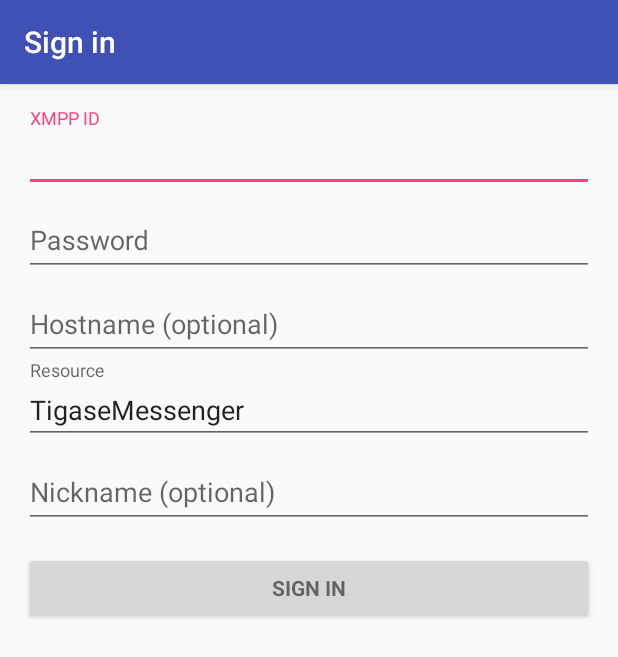
After one commit to tigase/stork, an Android app: the LoginActivity screen opened directly, with no data from a screen before it, on a phone screen of 412 x 824 dp. The commit adds this screen. Shown: the top 657 px of the screen. Run offline under Robolectric (Android 15) with nearby library versions, the phone set to English and light mode, and no system bars.

Commit message:
add: LoginActivity and Authenticator

```diff
--- /dev/null
+++ b/app/src/main/res/layout/activity_login.xml
@@ -0,0 +1,125 @@
+<LinearLayout xmlns:android="http://schemas.android.com/apk/res/android"
+    xmlns:tools="http://schemas.android.com/tools"
+    android:layout_width="match_parent"
+    android:layout_height="match_parent"
+    android:gravity="center_horizontal"
+    android:orientation="vertical"
+    android:paddingBottom="@dimen/activity_vertical_margin"
+    android:paddingLeft="@dimen/activity_horizontal_margin"
+    android:paddingRight="@dimen/activity_horizontal_margin"
+    android:paddingTop="@dimen/activity_vertical_margin"
+    tools:context=".account.LoginActivity">
+
+    <!-- Login progress -->
+    <ProgressBar
+        android:id="@+id/login_progress"
+        style="?android:attr/progressBarStyleLarge"
+        android:layout_width="wrap_content"
+        android:layout_height="wrap_content"
+        android:layout_marginBottom="8dp"
+        android:visibility="gone" />
+
+    <ScrollView
+        android:id="@+id/login_form"
+        android:layout_width="match_parent"
+        android:layout_height="match_parent">
+
+        <LinearLayout
+            android:id="@+id/email_login_form"
+            android:layout_width="match_parent"
+            android:layout_height="wrap_content"
+            android:orientation="vertical">
+
+            <android.support.design.widget.TextInputLayout
+                android:layout_width="match_parent"
+                android:layout_height="wrap_content">
+
+                <EditText
+                    android:id="@+id/xmppid"
+                    android:layout_width="match_parent"
+                    android:layout_height="wrap_content"
+                    android:hint="@string/prompt_jid"
+                    android:inputType="textEmailAddress"
+                    android:maxLines="1"
+                    android:singleLine="true" />
+
+            </android.support.design.widget.TextInputLayout>
+
+            <android.support.design.widget.TextInputLayout
+                android:layout_width="match_parent"
+                android:layout_height="wrap_content">
+
+                <EditText
+                    android:id="@+id/password"
+                    android:layout_width="match_parent"
+                    android:layout_height="wrap_content"
+                    android:hint="@string/prompt_password"
+                    android:imeActionId="@+id/login"
+                    android:imeActionLabel="@string/action_sign_in"
+                    android:imeOptions="actionUnspecified"
+                    android:inputType="textPassword"
+                    android:maxLines="1"
+                    android:singleLine="true" />
+
+            </android.support.design.widget.TextInputLayout>
+
+
+            <android.support.design.widget.TextInputLayout
+                android:layout_width="match_parent"
+                android:layout_height="wrap_content">
+
+                <EditText
+                    android:id="@+id/host"
+                    android:layout_width="match_parent"
+                    android:layout_height="wrap_content"
+                    android:hint="@string/prompt_host"
+                    android:inputType="textUri"
+                    android:maxLines="1"
+                    android:singleLine="true" />
+
+            </android.support.design.widget.TextInputLayout>
+
+            <android.support.design.widget.TextInputLayout
+                android:layout_width="match_parent"
+                android:layout_height="wrap_content">
+
+                <EditText
+                    android:id="@+id/resource"
+                    android:layout_width="match_parent"
+                    android:layout_height="wrap_content"
+                    android:hint="@string/prompt_resource"
+                    android:inputType="textNoSuggestions"
+                    android:maxLines="1"
+                    android:text="TigaseMessenger"
+                    android:singleLine="true" />
+
+            </android.support.design.widget.TextInputLayout>
+
+            <android.support.design.widget.TextInputLayout
+                android:layout_width="match_parent"
+                android:layout_height="wrap_content">
+
+                <EditText
+                    android:id="@+id/nickname"
+                    android:layout_width="match_parent"
+                    android:layout_height="wrap_content"
+                    android:hint="@string/prompt_nickname"
+                    android:inputType="textNoSuggestions"
+                    android:maxLines="1"
+                    android:singleLine="true" />
+
+            </android.support.design.widget.TextInputLayout>
+
+
+            <Button
+                android:id="@+id/email_sign_in_button"
+                style="?android:textAppearanceSmall"
+                android:layout_width="match_parent"
+                android:layout_height="wrap_content"
+                android:layout_marginTop="16dp"
+                android:text="@string/action_sign_in"
+                android:textStyle="bold" />
+
+        </LinearLayout>
+    </ScrollView>
+</LinearLayout>
--- a/app/src/main/res/values/strings.xml
+++ b/app/src/main/res/values/strings.xml
@@ -64,4 +64,17 @@
     <string name="pref_ringtone_silent">Silent</string>
 
     <string name="pref_title_vibrate">Vibrate</string>
+    <string name="title_activity_login">Sign in</string>
+
+    <!-- Strings related to login -->
+    <string name="prompt_jid">XMPP ID</string>
+    <string name="prompt_password">Password</string>
+    <string name="action_sign_in">Sign in</string>
+    <string name="error_invalid_email">This XMPP ID is invalid</string>
+    <string name="error_invalid_password">This password is too short</string>
+    <string name="error_incorrect_password">This password is incorrect</string>
+    <string name="error_field_required">This field is required</string>
+    <string name="prompt_host">Hostname (optional)</string>
+    <string name="prompt_resource">Resource</string>
+    <string name="prompt_nickname">Nickname (optional)</string>
 </resources>
```
Also changed, not shown: app/src/main/AndroidManifest.xml (+27 -0 lines), app/src/main/java/org/tigase/messenger/phone/pro/account/AccountsConstants.java (added, +13 -0 lines), app/src/main/java/org/tigase/messenger/phone/pro/account/Authenticator.java (added, +84 -0 lines), app/src/main/java/org/tigase/messenger/phone/pro/account/AuthenticatorService.java (added, +17 -0 lines), app/src/main/java/org/tigase/messenger/phone/pro/account/LoginActivity.java (added, +331 -0 lines), app/src/main/res/xml/account_preferences.xml (added, +14 -0 lines), app/src/main/res/xml/authenticator.xml (added, +7 -0 lines), app/src/main/res/drawable-hdpi/ic_launcher.png (renamed from app/src/main/res/mipmap-hdpi/ic_launcher.png), app/src/main/res/drawable-mdpi/ic_launcher.png (renamed from app/src/main/res/mipmap-mdpi/ic_launcher.png), app/src/main/res/drawable-xhdpi/ic_launcher.png (added), app/src/main/res/drawable-xxhdpi/ic_launcher.png (added), app/src/main/res/drawable-xxxhdpi/ic_launcher.png (added).
